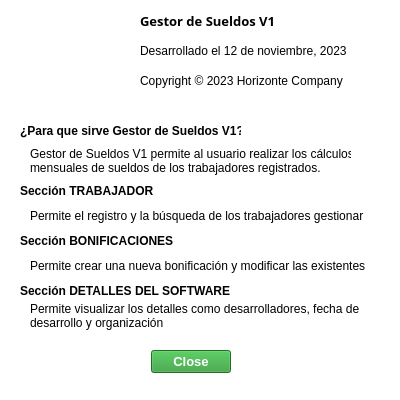
Qt form src/otros_recursos/GUI/AcercaDeGestorDeSueldosV1.ui (JosueDanielGarciaBetancourt/CalculoSueldosProject) before a commit.
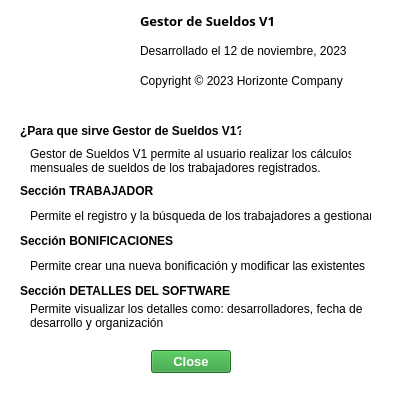
The same form after that commit. Icons and pictures are not drawn.

The edit to the form file:
```diff
--- a/src/otros_recursos/GUI/AcercaDeGestorDeSueldosV1.ui
+++ b/src/otros_recursos/GUI/AcercaDeGestorDeSueldosV1.ui
@@ -179,7 +179,7 @@
      </rect>
     </property>
     <property name="text">
-     <string>Permite el registro y la búsqueda de los trabajadores gestionar</string>
+     <string>Permite el registro y la búsqueda de los trabajadores a gestionar</string>
     </property>
    </widget>
    <widget class="QLabel" name="label_9">
@@ -259,7 +259,7 @@
      </rect>
     </property>
     <property name="text">
-     <string>Permite visualizar los detalles como desarrolladores, fecha de 
+     <string>Permite visualizar los detalles como: desarrolladores, fecha de 
 desarrollo y organización</string>
     </property>
    </widget>
```
